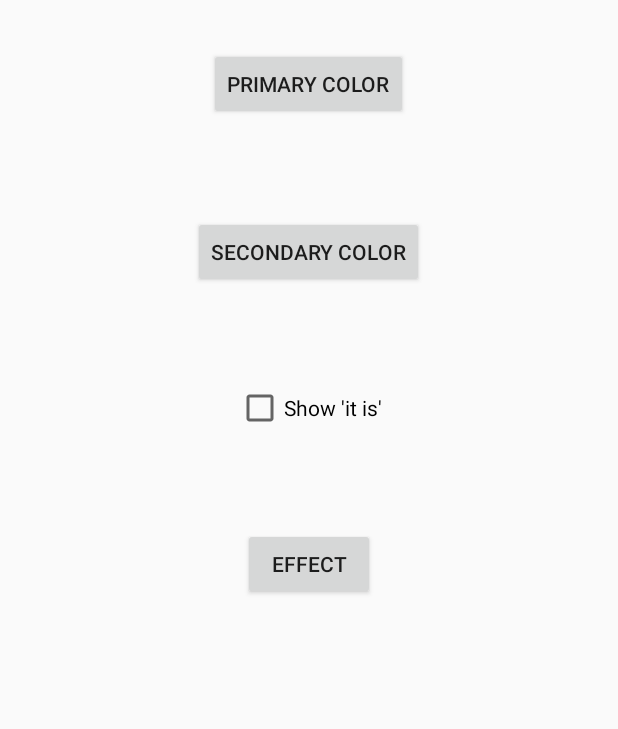
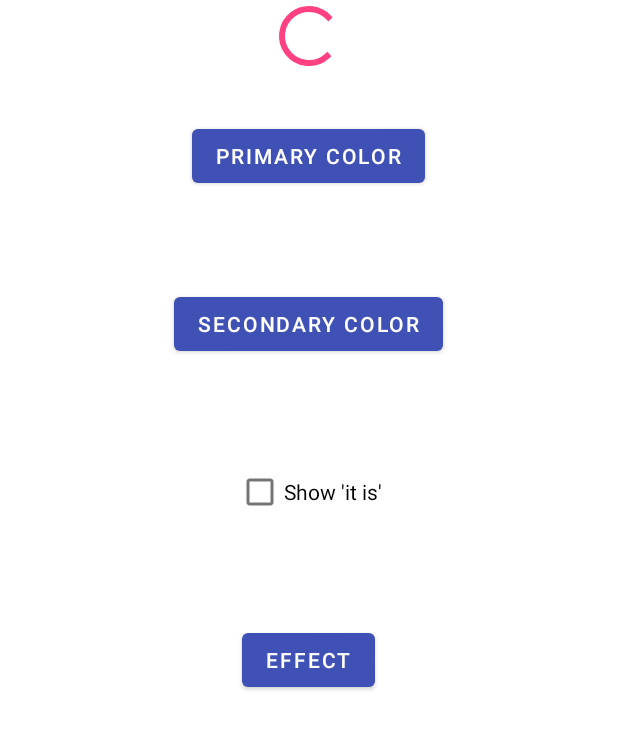
Before and after one commit to tobiasschuerg/Wordclock-Control-v2-Android, an Android app: the layout activity_main.xml on its own in the app's theme, with its tools: preview values and no code run, on a phone screen of 412 x 824 dp. Shown: the top 729 px of the screen. Run offline under Robolectric (Android 15) with nearby library versions, the phone set to English and light mode, and no system bars.

Commit message:
Add MaterialComponents.

```diff
--- a/app/build.gradle
+++ b/app/build.gradle
@@ -1,5 +1,6 @@
 apply plugin: 'com.android.application'
 apply plugin: 'kotlin-android'
+apply plugin: 'kotlin-android-extensions'
 
 
 android {
@@ -21,6 +22,7 @@ android {
 
 dependencies {
     implementation 'androidx.appcompat:appcompat:1.2.0'
+    implementation 'com.google.android.material:material:1.2.1'
 
     implementation 'com.jakewharton.rxbinding:rxbinding:1.0.1'
     implementation 'com.jakewharton.rxbinding:rxbinding-appcompat-v7:1.0.1'
--- a/app/src/main/java/com/tobiasschuerg/wordclock/MainActivity.kt
+++ b/app/src/main/java/com/tobiasschuerg/wordclock/MainActivity.kt
@@ -4,10 +4,9 @@ import android.bluetooth.BluetoothDevice
 import android.graphics.Color
 import android.graphics.drawable.AnimatedVectorDrawable
 import android.os.Bundle
-import androidx.appcompat.app.AppCompatActivity
-import android.util.Log
 import android.view.View
 import android.widget.Toast
+import androidx.appcompat.app.AppCompatActivity
 import com.flask.colorpicker.ColorPickerView
 import com.flask.colorpicker.builder.ColorPickerDialogBuilder
 import com.github.ivbaranov.rxbluetooth.RxBluetooth
@@ -21,6 +20,7 @@ import rx.Subscription
 import rx.android.schedulers.AndroidSchedulers
 import rx.schedulers.Schedulers
 import rx.subjects.ReplaySubject
+import timber.log.Timber
 
 class MainActivity : AppCompatActivity() {
 
@@ -110,7 +110,7 @@ class MainActivity : AppCompatActivity() {
     }
 
     private fun log(message: String) {
-        Log.d("Main", message)
+        Timber.d(message)
     }
 
     private fun setMessage(message: String) {
--- a/app/src/main/res/layout/activity_main.xml
+++ b/app/src/main/res/layout/activity_main.xml
@@ -1,6 +1,5 @@
 <?xml version="1.0" encoding="utf-8"?>
-<LinearLayout
-    xmlns:android="http://schemas.android.com/apk/res/android"
+<LinearLayout xmlns:android="http://schemas.android.com/apk/res/android"
     xmlns:tools="http://schemas.android.com/tools"
     android:id="@+id/activity_main"
     android:layout_width="match_parent"
@@ -10,9 +9,11 @@
 
     <ProgressBar
         android:id="@+id/progress"
-        android:layout_width="match_parent"
-        android:layout_height="match_parent"
-        android:visibility="gone"/>
+        android:layout_width="wrap_content"
+        android:layout_height="wrap_content"
+        android:layout_gravity="center_horizontal"
+        android:visibility="gone"
+        tools:visibility="visible" />
 
     <LinearLayout
         android:layout_width="match_parent"
@@ -20,33 +21,33 @@
         android:gravity="center"
         android:orientation="vertical">
 
-        <androidx.appcompat.widget.AppCompatButton
+        <com.google.android.material.button.MaterialButton
             android:id="@+id/button_primary"
             android:layout_width="wrap_content"
             android:layout_height="wrap_content"
             android:layout_margin="32dp"
-            android:text="@string/primary_color"/>
+            android:text="@string/primary_color" />
 
-        <androidx.appcompat.widget.AppCompatButton
+        <com.google.android.material.button.MaterialButton
             android:id="@+id/button_secondary"
             android:layout_width="wrap_content"
             android:layout_height="wrap_content"
             android:layout_margin="32dp"
-            android:text="@string/secondary_color"/>
+            android:text="@string/secondary_color" />
 
         <CheckBox
             android:id="@+id/toggle_es_ist"
             android:layout_width="wrap_content"
             android:layout_height="wrap_content"
             android:layout_margin="32dp"
-            android:text="@string/show_it_is"/>
+            android:text="@string/show_it_is" />
 
-        <Button
+        <com.google.android.material.button.MaterialButton
             android:id="@+id/button_effect"
             android:layout_width="wrap_content"
             android:layout_height="wrap_content"
             android:layout_margin="32dp"
-            android:text="@string/effect"/>
+            android:text="@string/effect" />
 
     </LinearLayout>
 
--- a/app/src/main/res/values/styles.xml
+++ b/app/src/main/res/values/styles.xml
@@ -1,8 +1,6 @@
 <resources>
 
-    <!-- Base application theme. -->
-    <style name="AppTheme" parent="Theme.AppCompat.Light.DarkActionBar">
-        <!-- Customize your theme here. -->
+    <style name="AppTheme" parent="Theme.MaterialComponents.DayNight">
         <item name="colorPrimary">@color/colorPrimary</item>
         <item name="colorPrimaryDark">@color/colorPrimaryDark</item>
         <item name="colorAccent">@color/colorAccent</item>
```
